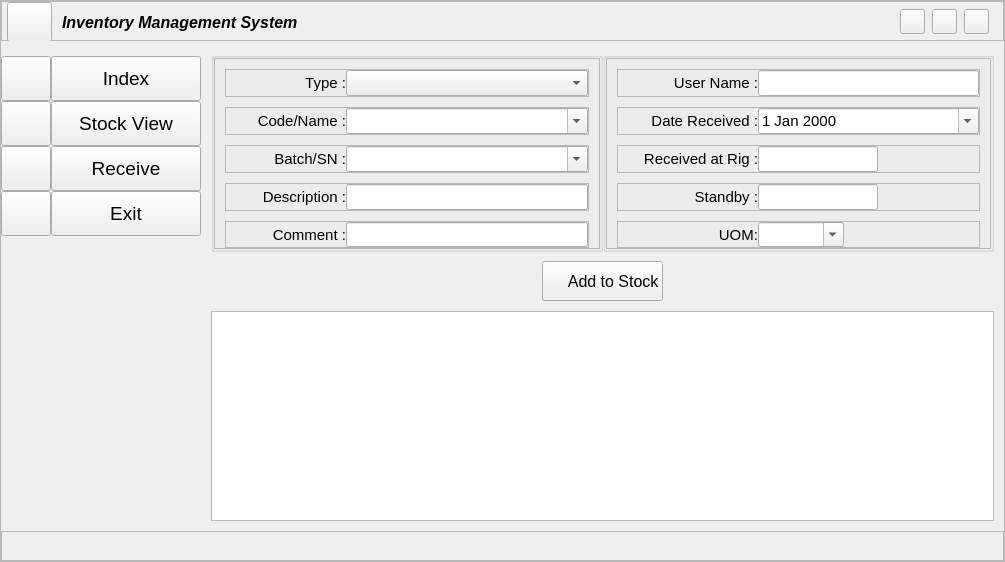
bddipu/inventory, file ui/app.ui: the form before one commit.
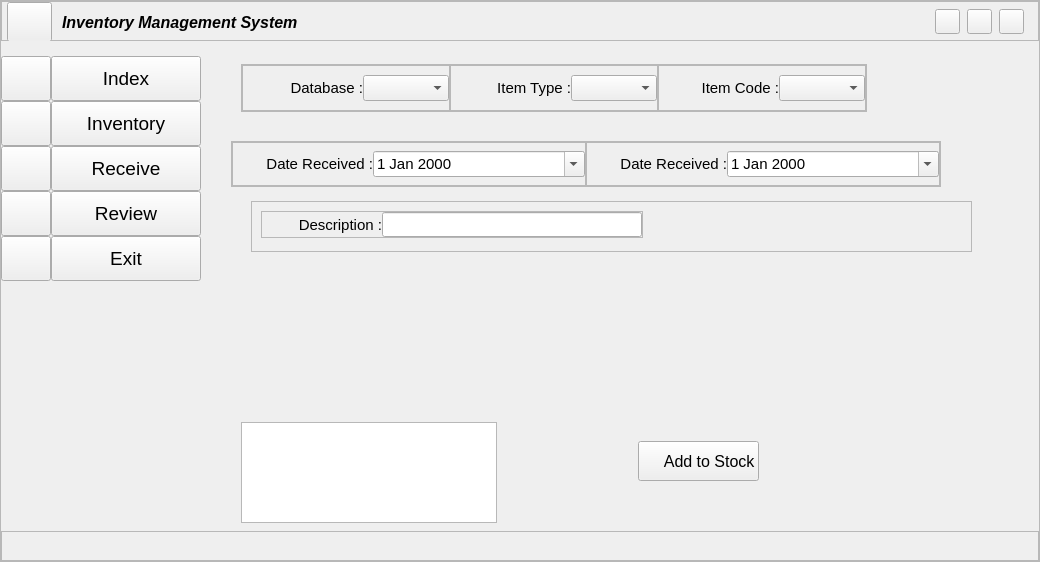
The form after the commit. Icons and pictures are not drawn.

Patch:
```diff
--- a/ui/app.ui
+++ b/ui/app.ui
@@ -6,7 +6,7 @@
    <rect>
     <x>0</x>
     <y>0</y>
-    <width>1005</width>
+    <width>1040</width>
     <height>562</height>
    </rect>
   </property>
@@ -746,7 +746,7 @@
 }</string>
                      </property>
                      <property name="text">
-                      <string>Stock View</string>
+                      <string>Inventory</string>
                      </property>
                      <property name="flat">
                       <bool>false</bool>
@@ -884,6 +884,134 @@
                   </layout>
                  </widget>
                 </item>
+                <item>
+                 <widget class="QFrame" name="frame_user_2">
+                  <property name="minimumSize">
+                   <size>
+                    <width>200</width>
+                    <height>45</height>
+                   </size>
+                  </property>
+                  <property name="maximumSize">
+                   <size>
+                    <width>200</width>
+                    <height>45</height>
+                   </size>
+                  </property>
+                  <property name="baseSize">
+                   <size>
+                    <width>0</width>
+                    <height>45</height>
+                   </size>
+                  </property>
+                  <property name="frameShape">
+                   <enum>QFrame::NoFrame</enum>
+                  </property>
+                  <property name="frameShadow">
+                   <enum>QFrame::Raised</enum>
+                  </property>
+                  <layout class="QHBoxLayout" name="horizontalLayout_52">
+                   <property name="spacing">
+                    <number>0</number>
+                   </property>
+                   <property name="leftMargin">
+                    <number>0</number>
+                   </property>
+                   <property name="topMargin">
+                    <number>0</number>
+                   </property>
+                   <property name="rightMargin">
+                    <number>0</number>
+                   </property>
+                   <property name="bottomMargin">
+                    <number>0</number>
+                   </property>
+                   <item>
+                    <widget class="QPushButton" name="btn_reviewMenu">
+                     <property name="enabled">
+                      <bool>true</bool>
+                     </property>
+                     <property name="minimumSize">
+                      <size>
+                       <width>50</width>
+                       <height>45</height>
+                      </size>
+                     </property>
+                     <property name="maximumSize">
+                      <size>
+                       <width>50</width>
+                       <height>45</height>
+                      </size>
+                     </property>
+                     <property name="cursor">
+                      <cursorShape>PointingHandCursor</cursorShape>
+                     </property>
+                     <property name="focusPolicy">
+                      <enum>Qt::TabFocus</enum>
+                     </property>
+                     <property name="styleSheet">
+                      <string notr="true"/>
+                     </property>
+                     <property name="text">
+                      <string/>
+                     </property>
+                     <property name="icon">
+                      <iconset>
+                       <normaloff>:/icons/images/icons/cil-user.png</normaloff>:/icons/images/icons/cil-user.png</iconset>
+                     </property>
+                     <property name="flat">
+                      <bool>false</bool>
+                     </property>
+                    </widget>
+                   </item>
+                   <item>
+                    <widget class="QPushButton" name="btn_reviewMenuText">
+                     <property name="enabled">
+                      <bool>true</bool>
+                     </property>
+                     <property name="minimumSize">
+                      <size>
+                       <width>150</width>
+                       <height>45</height>
+                      </size>
+                     </property>
+                     <property name="maximumSize">
+                      <size>
+                       <width>150</width>
+                       <height>45</height>
+                      </size>
+                     </property>
+                     <property name="font">
+                      <font>
+                       <pointsize>14</pointsize>
+                      </font>
+                     </property>
+                     <property name="cursor">
+                      <cursorShape>PointingHandCursor</cursorShape>
+                     </property>
+                     <property name="focusPolicy">
+                      <enum>Qt::NoFocus</enum>
+                     </property>
+                     <property name="layoutDirection">
+                      <enum>Qt::LeftToRight</enum>
+                     </property>
+                     <property name="styleSheet">
+                      <string notr="true">btn_LMenuToggleText {
+	color: red;
+	text-align: left;
+}</string>
+                     </property>
+                     <property name="text">
+                      <string>Review</string>
+                     </property>
+                     <property name="flat">
+                      <bool>false</bool>
+                     </property>
+                    </widget>
+                   </item>
+                  </layout>
+                 </widget>
+                </item>
                 <item>
                  <widget class="QFrame" name="frame_exitMenu">
                   <property name="minimumSize">
@@ -1109,7 +1237,7 @@
 }</string>
                   </property>
                   <property name="currentIndex">
-                   <number>2</number>
+                   <number>3</number>
                   </property>
                   <widget class="QWidget" name="page_stockView">
                    <layout class="QVBoxLayout" name="verticalLayout_11">
@@ -4029,6 +4157,704 @@
                     </item>
                    </layout>
                   </widget>
+                  <widget class="QWidget" name="pageReview">
+                   <widget class="QFrame" name="frame_pageReceive_2">
+                    <property name="geometry">
+                     <rect>
+                      <x>30</x>
+                      <y>20</y>
+                      <width>803</width>
+                      <height>490</height>
+                     </rect>
+                    </property>
+                    <property name="sizePolicy">
+                     <sizepolicy hsizetype="Preferred" vsizetype="Expanding">
+                      <horstretch>0</horstretch>
+                      <verstretch>0</verstretch>
+                     </sizepolicy>
+                    </property>
+                    <property name="styleSheet">
+                     <string notr="true"/>
+                    </property>
+                    <property name="frameShape">
+                     <enum>QFrame::NoFrame</enum>
+                    </property>
+                    <property name="frameShadow">
+                     <enum>QFrame::Raised</enum>
+                    </property>
+                    <widget class="QFrame" name="frame_pageReceiveDetails_2">
+                     <property name="geometry">
+                      <rect>
+                       <x>0</x>
+                       <y>0</y>
+                       <width>742</width>
+                       <height>220</height>
+                      </rect>
+                     </property>
+                     <property name="sizePolicy">
+                      <sizepolicy hsizetype="Preferred" vsizetype="Preferred">
+                       <horstretch>0</horstretch>
+                       <verstretch>0</verstretch>
+                      </sizepolicy>
+                     </property>
+                     <property name="minimumSize">
+                      <size>
+                       <width>0</width>
+                       <height>220</height>
+                      </size>
+                     </property>
+                     <property name="maximumSize">
+                      <size>
+                       <width>16777215</width>
+                       <height>220</height>
+                      </size>
+                     </property>
+                     <property name="frameShape">
+                      <enum>QFrame::NoFrame</enum>
+                     </property>
+                     <property name="frameShadow">
+                      <enum>QFrame::Raised</enum>
+                     </property>
+                     <widget class="QFrame" name="frame_45">
+                      <property name="geometry">
+                       <rect>
+                        <x>10</x>
+                        <y>3</y>
+                        <width>626</width>
+                        <height>48</height>
+                       </rect>
+                      </property>
+                      <property name="frameShape">
+                       <enum>QFrame::StyledPanel</enum>
+                      </property>
+                      <property name="frameShadow">
+                       <enum>QFrame::Raised</enum>
+                      </property>
+                      <layout class="QHBoxLayout" name="horizontalLayout_55">
+                       <item>
+                        <widget class="QFrame" name="frame_46">
+                         <property name="frameShape">
+                          <enum>QFrame::StyledPanel</enum>
+                         </property>
+                         <property name="frameShadow">
+                          <enum>QFrame::Raised</enum>
+                         </property>
+                         <layout class="QHBoxLayout" name="horizontalLayout_53">
+                          <property name="spacing">
+                           <number>0</number>
+                          </property>
+                          <property name="leftMargin">
+                           <number>0</number>
+                          </property>
+                          <property name="topMargin">
+                           <number>0</number>
+                          </property>
+                          <property name="rightMargin">
+                           <number>0</number>
+                          </property>
+                          <property name="bottomMargin">
+                           <number>0</number>
+                          </property>
+                          <item>
+                           <widget class="QLabel" name="label_43">
+                            <property name="minimumSize">
+                             <size>
+                              <width>120</width>
+                              <height>0</height>
+                             </size>
+                            </property>
+                            <property name="maximumSize">
+                             <size>
+                              <width>100</width>
+                              <height>16777215</height>
+                             </size>
+                            </property>
+                            <property name="font">
+                             <font>
+                              <pointsize>11</pointsize>
+                             </font>
+                            </property>
+                            <property name="text">
+                             <string>Database :</string>
+                            </property>
+                            <property name="alignment">
+                             <set>Qt::AlignRight|Qt::AlignTrailing|Qt::AlignVCenter</set>
+                            </property>
+                           </widget>
+                          </item>
+                          <item>
+                           <widget class="QComboBox" name="inType_cmb_3">
+                            <property name="font">
+                             <font>
+                              <pointsize>11</pointsize>
+                             </font>
+                            </property>
+                           </widget>
+                          </item>
+                         </layout>
+                        </widget>
+                       </item>
+                       <item>
+                        <widget class="QFrame" name="frame_34">
+                         <property name="frameShape">
+                          <enum>QFrame::StyledPanel</enum>
+                         </property>
+                         <property name="frameShadow">
+                          <enum>QFrame::Raised</enum>
+                         </property>
+                         <layout class="QHBoxLayout" name="horizontalLayout_40">
+                          <property name="spacing">
+                           <number>0</number>
+                          </property>
+                          <property name="leftMargin">
+                           <number>0</number>
+                          </property>
+                          <property name="topMargin">
+                           <number>0</number>
+                          </property>
+                          <property name="rightMargin">
+                           <number>0</number>
+                          </property>
+                          <property name="bottomMargin">
+                           <number>0</number>
+                          </property>
+                          <item>
+                           <widget class="QLabel" name="label_36">
+                            <property name="minimumSize">
+                             <size>
+                              <width>120</width>
+                              <height>0</height>
+                             </size>
+                            </property>
+                            <property name="maximumSize">
+                             <size>
+                              <width>100</width>
+                              <height>16777215</height>
+                             </size>
+                            </property>
+                            <property name="font">
+                             <font>
+                              <pointsize>11</pointsize>
+                             </font>
+                            </property>
+                            <property name="text">
+                             <string>Item Type :</string>
+                            </property>
+                            <property name="alignment">
+                             <set>Qt::AlignRight|Qt::AlignTrailing|Qt::AlignVCenter</set>
+                            </property>
+                           </widget>
+                          </item>
+                          <item>
+                           <widget class="QComboBox" name="inType_cmb_2">
+                            <property name="font">
+                             <font>
+                              <pointsize>11</pointsize>
+                             </font>
+                            </property>
+                           </widget>
+                          </item>
+                         </layout>
+                        </widget>
+                       </item>
+                       <item>
+                        <widget class="QFrame" name="frame_47">
+                         <property name="frameShape">
+                          <enum>QFrame::StyledPanel</enum>
+                         </property>
+                         <property name="frameShadow">
+                          <enum>QFrame::Raised</enum>
+                         </property>
+                         <layout class="QHBoxLayout" name="horizontalLayout_54">
+                          <property name="spacing">
+                           <number>0</number>
+                          </property>
+                          <property name="leftMargin">
+                           <number>0</number>
+                          </property>
+                          <property name="topMargin">
+                           <number>0</number>
+                          </property>
+                          <property name="rightMargin">
+                           <number>0</number>
+                          </property>
+                          <property name="bottomMargin">
+                           <number>0</number>
+                          </property>
+                          <item>
+                           <widget class="QLabel" name="label_44">
+                            <property name="minimumSize">
+                             <size>
+                              <width>120</width>
+                              <height>0</height>
+                             </size>
+                            </property>
+                            <property name="maximumSize">
+                             <size>
+                              <width>100</width>
+                              <height>16777215</height>
+                             </size>
+                            </property>
+                            <property name="font">
+                             <font>
+                              <pointsize>11</pointsize>
+                             </font>
+                            </property>
+                            <property name="text">
+                             <string>Item Code :</string>
+                            </property>
+                            <property name="alignment">
+                             <set>Qt::AlignRight|Qt::AlignTrailing|Qt::AlignVCenter</set>
+                            </property>
+                           </widget>
+                          </item>
+                          <item>
+                           <widget class="QComboBox" name="inType_cmb_4">
+                            <property name="font">
+                             <font>
+                              <pointsize>11</pointsize>
+                             </font>
+                            </property>
+                           </widget>
+                          </item>
+                         </layout>
+                        </widget>
+                       </item>
+                      </layout>
+                     </widget>
+                     <widget class="QFrame" name="frame_48">
+                      <property name="geometry">
+                       <rect>
+                        <x>0</x>
+                        <y>80</y>
+                        <width>710</width>
+                        <height>46</height>
+                       </rect>
+                      </property>
+                      <property name="frameShape">
+                       <enum>QFrame::StyledPanel</enum>
+                      </property>
+                      <property name="frameShadow">
+                       <enum>QFrame::Raised</enum>
+                      </property>
+                      <layout class="QHBoxLayout" name="horizontalLayout_57">
+                       <item>
+                        <widget class="QFrame" name="frame_40">
+                         <property name="frameShape">
+                          <enum>QFrame::StyledPanel</enum>
+                         </property>
+                         <property name="frameShadow">
+                          <enum>QFrame::Raised</enum>
+                         </property>
+                         <layout class="QHBoxLayout" name="horizontalLayout_47">
+                          <property name="spacing">
+                           <number>0</number>
+                          </property>
+                          <property name="leftMargin">
+                           <number>0</number>
+                          </property>
+                          <property name="topMargin">
+                           <number>0</number>
+                          </property>
+                          <property name="rightMargin">
+                           <number>0</number>
+                          </property>
+                          <property name="bottomMargin">
+                           <number>0</number>
+                          </property>
+                          <item>
+                           <widget class="QLabel" name="label_19">
+                            <property name="minimumSize">
+                             <size>
+                              <width>140</width>
+                              <height>0</height>
+                             </size>
+                            </property>
+                            <property name="maximumSize">
+                             <size>
+                              <width>100</width>
+                              <height>16777215</height>
+                             </size>
+                            </property>
+                            <property name="font">
+                             <font>
+                              <pointsize>11</pointsize>
+                             </font>
+                            </property>
+                            <property name="text">
+                             <string>Date Received :</string>
+                            </property>
+                            <property name="alignment">
+                             <set>Qt::AlignRight|Qt::AlignTrailing|Qt::AlignVCenter</set>
+                            </property>
+                           </widget>
+                          </item>
+                          <item>
+                           <widget class="QDateEdit" name="inDate_dt_2">
+                            <property name="minimumSize">
+                             <size>
+                              <width>200</width>
+                              <height>0</height>
+                             </size>
+                            </property>
+                            <property name="maximumSize">
+                             <size>
+                              <width>16777215</width>
+                              <height>16777215</height>
+                             </size>
+                            </property>
+                            <property name="font">
+                             <font>
+                              <pointsize>11</pointsize>
+                             </font>
+                            </property>
+                            <property name="calendarPopup">
+                             <bool>true</bool>
+                            </property>
+                           </widget>
+                          </item>
+                         </layout>
+                        </widget>
+                       </item>
+                       <item>
+                        <widget class="QFrame" name="frame_49">
+                         <property name="frameShape">
+                          <enum>QFrame::StyledPanel</enum>
+                         </property>
+                         <property name="frameShadow">
+                          <enum>QFrame::Raised</enum>
+                         </property>
+                         <layout class="QHBoxLayout" name="horizontalLayout_56">
+                          <property name="spacing">
+                           <number>0</number>
+                          </property>
+                          <property name="leftMargin">
+                           <number>0</number>
+                          </property>
+                          <property name="topMargin">
+                           <number>0</number>
+                          </property>
+                          <property name="rightMargin">
+                           <number>0</number>
+                          </property>
+                          <property name="bottomMargin">
+                           <number>0</number>
+                          </property>
+                          <item>
+                           <widget class="QLabel" name="label_20">
+                            <property name="minimumSize">
+                             <size>
+                              <width>140</width>
+                              <height>0</height>
+                             </size>
+                            </property>
+                            <property name="maximumSize">
+                             <size>
+                              <width>100</width>
+                              <height>16777215</height>
+                             </size>
+                            </property>
+                            <property name="font">
+                             <font>
+                              <pointsize>11</pointsize>
+                             </font>
+                            </property>
+                            <property name="text">
+                             <string>Date Received :</string>
+                            </property>
+                            <property name="alignment">
+                             <set>Qt::AlignRight|Qt::AlignTrailing|Qt::AlignVCenter</set>
+                            </property>
+                           </widget>
+                          </item>
+                          <item>
+                           <widget class="QDateEdit" name="inDate_dt_3">
+                            <property name="minimumSize">
+                             <size>
+                              <width>200</width>
+                              <height>0</height>
+                             </size>
+                            </property>
+                            <property name="maximumSize">
+                             <size>
+                              <width>16777215</width>
+                              <height>16777215</height>
+                             </size>
+                            </property>
+                            <property name="font">
+                             <font>
+                              <pointsize>11</pointsize>
+                             </font>
+                            </property>
+                            <property name="calendarPopup">
+                             <bool>true</bool>
+                            </property>
+                           </widget>
+                          </item>
+                         </layout>
+                        </widget>
+                       </item>
+                      </layout>
+                     </widget>
+                     <widget class="QFrame" name="frame_24">
+                      <property name="geometry">
+                       <rect>
+                        <x>20</x>
+                        <y>140</y>
+                        <width>721</width>
+                        <height>51</height>
+                       </rect>
+                      </property>
+                      <property name="frameShape">
+                       <enum>QFrame::StyledPanel</enum>
+                      </property>
+                      <property name="frameShadow">
+                       <enum>QFrame::Raised</enum>
+                      </property>
+                      <widget class="QFrame" name="frame_32">
+                       <property name="geometry">
+                        <rect>
+                         <x>10</x>
+                         <y>10</y>
+                         <width>382</width>
+                         <height>27</height>
+                        </rect>
+                       </property>
+                       <property name="frameShape">
+                        <enum>QFrame::StyledPanel</enum>
+                       </property>
+                       <property name="frameShadow">
+                        <enum>QFrame::Raised</enum>
+                       </property>
+                       <layout class="QHBoxLayout" name="horizontalLayout_33">
+                        <property name="spacing">
+                         <number>0</number>
+                        </property>
+                        <property name="leftMargin">
+                         <number>0</number>
+                        </property>
+                        <property name="topMargin">
+                         <number>0</number>
+                        </property>
+                        <property name="rightMargin">
+                         <number>0</number>
+                        </property>
+                        <property name="bottomMargin">
+                         <number>0</number>
+                        </property>
+                        <item>
+                         <widget class="QLabel" name="outInfo_lbl_4">
+                          <property name="minimumSize">
+                           <size>
+                            <width>120</width>
+                            <height>0</height>
+                           </size>
+                          </property>
+                          <property name="maximumSize">
+                           <size>
+                            <width>100</width>
+                            <height>16777215</height>
+                           </size>
+                          </property>
+                          <property name="font">
+                           <font>
+                            <pointsize>11</pointsize>
+                           </font>
+                          </property>
+                          <property name="text">
+                           <string>Description :</string>
+                          </property>
+                          <property name="alignment">
+                           <set>Qt::AlignRight|Qt::AlignTrailing|Qt::AlignVCenter</set>
+                          </property>
+                         </widget>
+                        </item>
+                        <item>
+                         <widget class="QLineEdit" name="inDescription_txt_2">
+                          <property name="minimumSize">
+                           <size>
+                            <width>200</width>
+                            <height>0</height>
+                           </size>
+                          </property>
+                          <property name="maximumSize">
+                           <size>
+                            <width>16777215</width>
+                            <height>16777215</height>
+                           </size>
+                          </property>
+                          <property name="font">
+                           <font>
+                            <pointsize>11</pointsize>
+                            <italic>false</italic>
+                            <bold>false</bold>
+                           </font>
+                          </property>
+                          <property name="styleSheet">
+                           <string notr="true"/>
+                          </property>
+                          <property name="text">
+                           <string/>
+                          </property>
+                          <property name="alignment">
+                           <set>Qt::AlignLeading|Qt::AlignLeft|Qt::AlignVCenter</set>
+                          </property>
+                         </widget>
+                        </item>
+                       </layout>
+                      </widget>
+                     </widget>
+                    </widget>
+                    <widget class="QFrame" name="frame_44">
+                     <property name="geometry">
+                      <rect>
+                       <x>350</x>
+                       <y>380</y>
+                       <width>235</width>
+                       <height>40</height>
+                      </rect>
+                     </property>
+                     <property name="minimumSize">
+                      <size>
+                       <width>200</width>
+                       <height>40</height>
+                      </size>
+                     </property>
+                     <property name="maximumSize">
+                      <size>
+                       <width>16777215</width>
+                       <height>40</height>
+                      </size>
+                     </property>
+                     <property name="frameShape">
+                      <enum>QFrame::NoFrame</enum>
+                     </property>
+                     <property name="frameShadow">
+                      <enum>QFrame::Raised</enum>
+                     </property>
+                     <layout class="QHBoxLayout" name="horizontalLayout_51">
+                      <property name="leftMargin">
+                       <number>0</number>
+                      </property>
+                      <property name="topMargin">
+                       <number>0</number>
+                      </property>
+                      <property name="rightMargin">
+                       <number>0</number>
+                      </property>
+                      <property name="bottomMargin">
+                       <number>0</number>
+                      </property>
+                      <item>
+                       <spacer name="horizontalSpacer_16">
+                        <property name="orientation">
+                         <enum>Qt::Horizontal</enum>
+                        </property>
+                        <property name="sizeHint" stdset="0">
+                         <size>
+                          <width>40</width>
+                          <height>20</height>
+                         </size>
+                        </property>
+                       </spacer>
+                      </item>
+                      <item>
+                       <widget class="QPushButton" name="btn_itemIn_2">
+                        <property name="minimumSize">
+                         <size>
+                          <width>40</width>
+                          <height>40</height>
+                         </size>
+                        </property>
+                        <property name="maximumSize">
+                         <size>
+                          <width>16777215</width>
+                          <height>40</height>
+                         </size>
+                        </property>
+                        <property name="font">
+                         <font>
+                          <pointsize>12</pointsize>
+                         </font>
+                        </property>
+                        <property name="text">
+                         <string>     Add to Stock</string>
+                        </property>
+                        <property name="icon">
+                         <iconset resource="../resources/resources.qrc">
+                          <normaloff>:/images/images/cil-check.png</normaloff>:/images/images/cil-check.png</iconset>
+                        </property>
+                        <property name="iconSize">
+                         <size>
+                          <width>24</width>
+                          <height>24</height>
+                         </size>
+                        </property>
+                       </widget>
+                      </item>
+                      <item>
+                       <spacer name="horizontalSpacer_17">
+                        <property name="orientation">
+                         <enum>Qt::Horizontal</enum>
+                        </property>
+                        <property name="sizeHint" stdset="0">
+                         <size>
+                          <width>40</width>
+                          <height>20</height>
+                         </size>
+                        </property>
+                       </spacer>
+                      </item>
+                     </layout>
+                    </widget>
+                    <widget class="QFrame" name="frame_receive_tbl_2">
+                     <property name="geometry">
+                      <rect>
+                       <x>0</x>
+                       <y>351</y>
+                       <width>276</width>
+                       <height>121</height>
+                      </rect>
+                     </property>
+                     <property name="sizePolicy">
+                      <sizepolicy hsizetype="Expanding" vsizetype="Expanding">
+                       <horstretch>0</horstretch>
+                       <verstretch>0</verstretch>
+                      </sizepolicy>
+                     </property>
+                     <property name="frameShape">
+                      <enum>QFrame::NoFrame</enum>
+                     </property>
+                     <property name="frameShadow">
+                      <enum>QFrame::Raised</enum>
+                     </property>
+                     <layout class="QVBoxLayout" name="verticalLayout_31">
+                      <property name="leftMargin">
+                       <number>10</number>
+                      </property>
+                      <property name="topMargin">
+                       <number>10</number>
+                      </property>
+                      <property name="rightMargin">
+                       <number>10</number>
+                      </property>
+                      <property name="bottomMargin">
+                       <number>10</number>
+                      </property>
+                      <item>
+                       <widget class="QTableWidget" name="received_tbl_2">
+                        <property name="sizePolicy">
+                         <sizepolicy hsizetype="Expanding" vsizetype="Preferred">
+                          <horstretch>0</horstretch>
+                          <verstretch>0</verstretch>
+                         </sizepolicy>
+                        </property>
+                       </widget>
+                      </item>
+                     </layout>
+                    </widget>
+                   </widget>
+                  </widget>
                   <widget class="QWidget" name="page_password">
                    <layout class="QGridLayout" name="gridLayout_2">
                     <item row="0" column="0">
```
Left out of the diff: 27 changed lines with no effect on the pictures.
